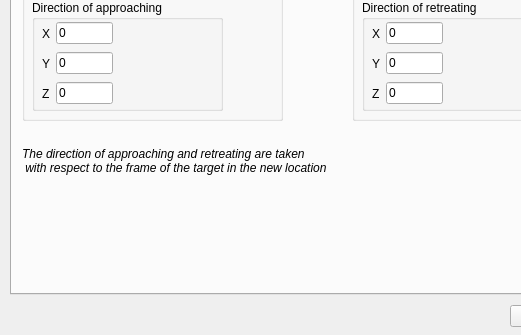
Qt form ui/rrtconnectdialog.ui (zohannn/motion_manager) before a commit; both pictures show x 0 to 521 and y 106 to 441 of the 873 by 441 pixel window.
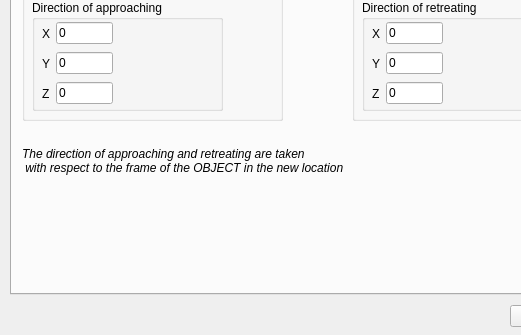
The same form after that commit. The open tabs and pages were chosen to show the change.

The edit to the form file:
```diff
--- a/ui/rrtconnectdialog.ui
+++ b/ui/rrtconnectdialog.ui
@@ -723,7 +723,7 @@
      </property>
      <property name="text">
       <string>The direction of approaching and retreating are taken 
- with respect to the frame of the target in the new location</string>
+ with respect to the frame of the OBJECT in the new location</string>
      </property>
     </widget>
    </widget>
```
Left out of the diff: 4 changed lines with no effect on the pictures.
